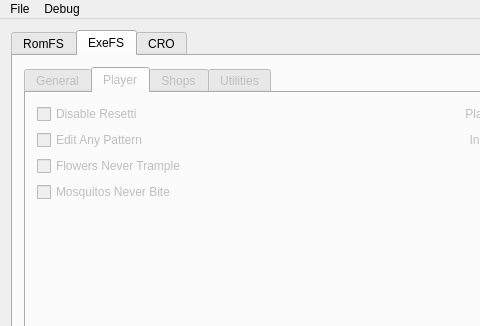
First picture: the form in Forms/mainwindow.ui, repository Slattz/ACNL_REditor, before the edit; both pictures show x 0 to 480 and y 0 to 326 of the 692 by 429 pixel window.
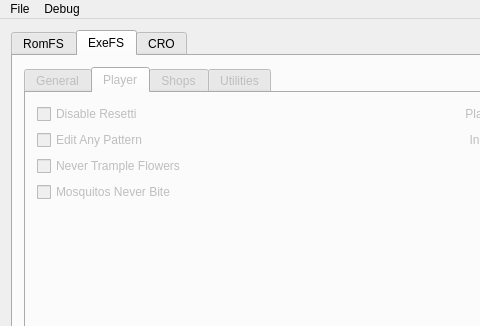
Second picture: the form after the edit. The open tabs and pages were chosen to show the change.

Commit message: Rename Flowers Never Trample to Never Trample Flowers

Patch:
```diff
--- a/Forms/mainwindow.ui
+++ b/Forms/mainwindow.ui
@@ -451,7 +451,7 @@
                <string>&lt;html&gt;&lt;head/&gt;&lt;body&gt;&lt;p&gt;This allows you to run through flowers without ever trampling them.&lt;/p&gt;&lt;p&gt;Credit to Scotline for the original code. :)&lt;/p&gt;&lt;/body&gt;&lt;/html&gt;</string>
               </property>
               <property name="text">
-               <string>Flowers Never Trample</string>
+               <string>Never Trample Flowers</string>
               </property>
              </widget>
             </item>
```
